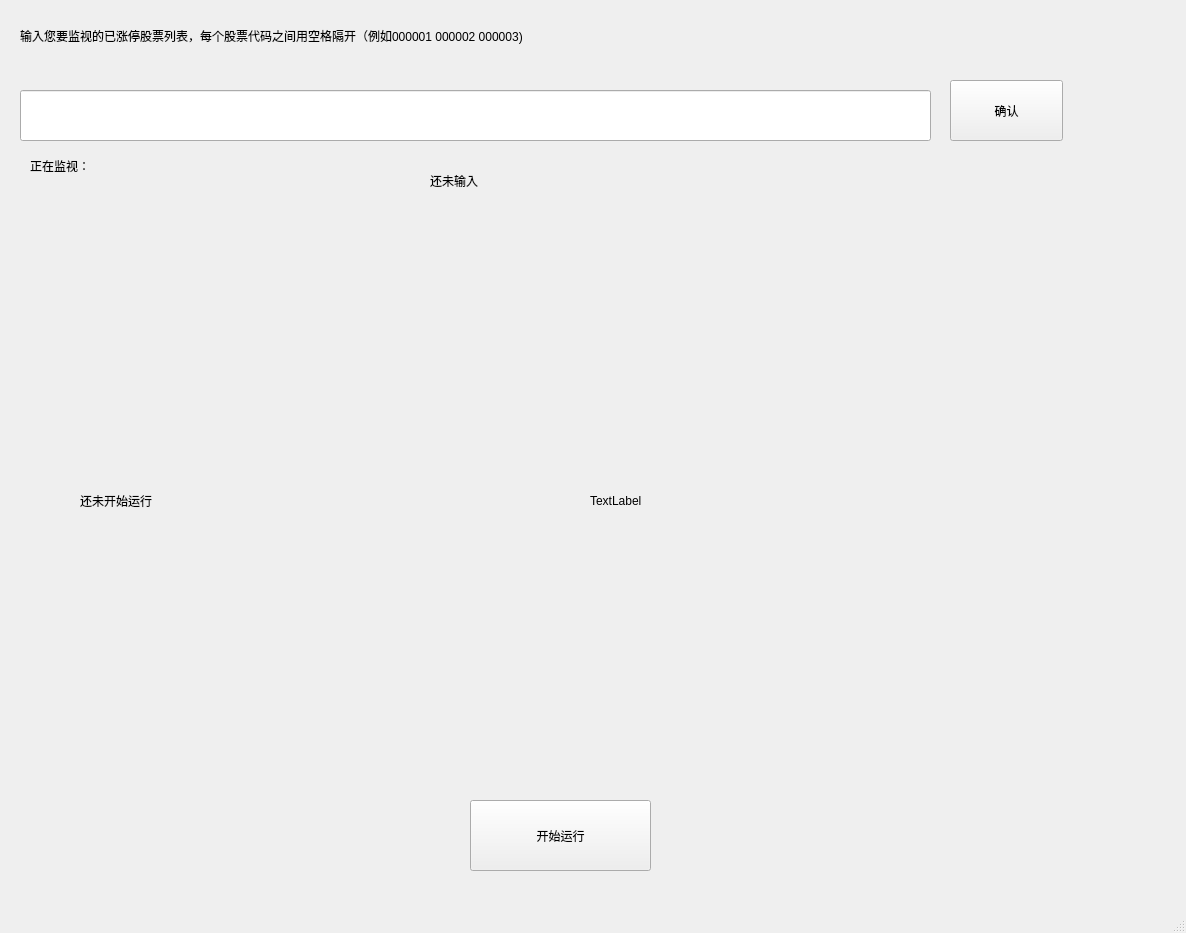
pleiadesian/IdaoWatcher, file IdaoWatcher/watch_limit_main.ui: the form before one commit.
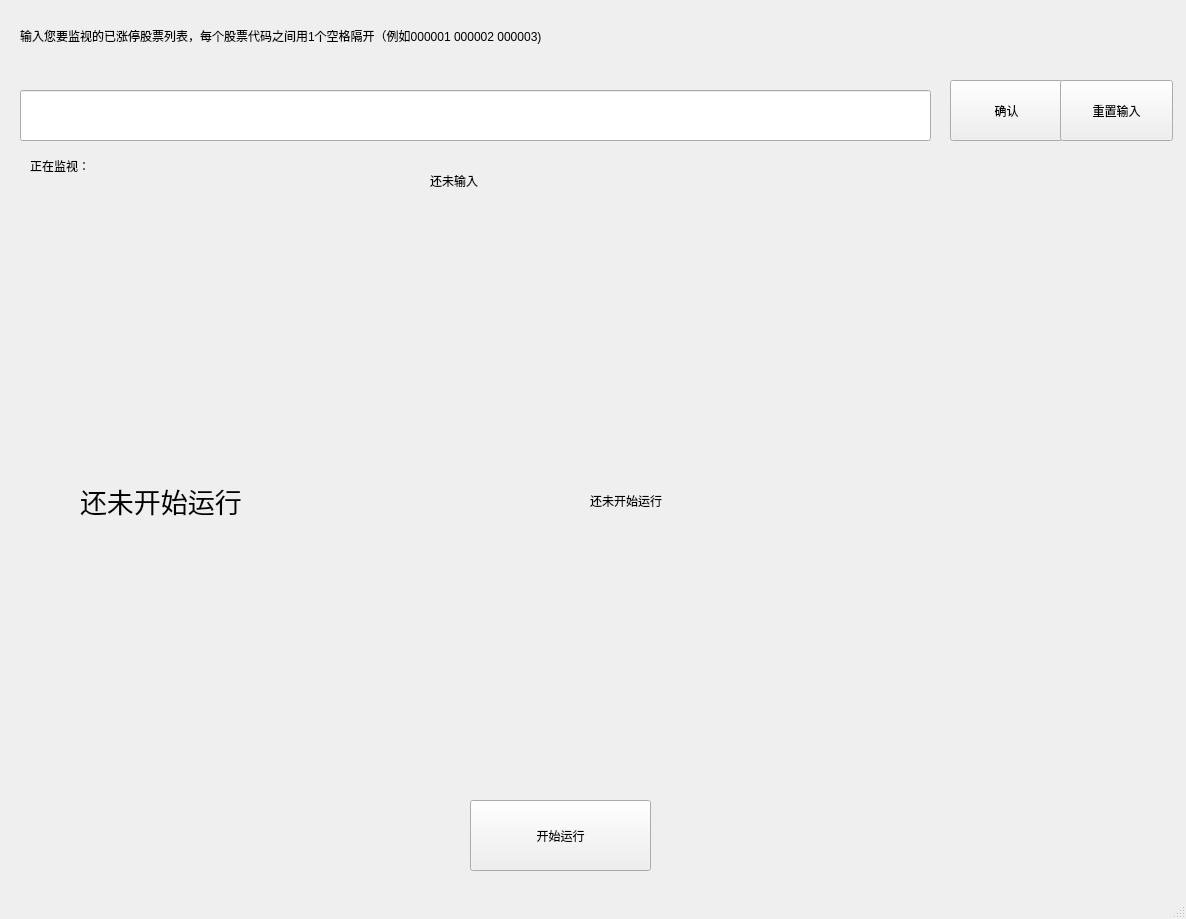
The form after the commit.

Patch:
```diff
--- a/IdaoWatcher/watch_limit_main.ui
+++ b/IdaoWatcher/watch_limit_main.ui
@@ -7,7 +7,7 @@
     <x>0</x>
     <y>0</y>
     <width>1186</width>
-    <height>933</height>
+    <height>919</height>
    </rect>
   </property>
   <property name="windowTitle">
@@ -23,6 +23,11 @@
       <height>581</height>
      </rect>
     </property>
+    <property name="font">
+     <font>
+      <pointsize>20</pointsize>
+     </font>
+    </property>
     <property name="text">
      <string>还未开始运行</string>
     </property>
@@ -60,7 +65,7 @@
      </rect>
     </property>
     <property name="text">
-     <string>输入您要监视的已涨停股票列表，每个股票代码之间用空格隔开（例如000001 000002 000003)</string>
+     <string>输入您要监视的已涨停股票列表，每个股票代码之间用1个空格隔开（例如000001 000002 000003)</string>
     </property>
    </widget>
    <widget class="QLabel" name="label_3">
@@ -81,13 +86,16 @@
      <rect>
       <x>430</x>
       <y>140</y>
-      <width>671</width>
+      <width>731</width>
       <height>81</height>
      </rect>
     </property>
     <property name="text">
      <string>还未输入</string>
     </property>
+    <property name="wordWrap">
+     <bool>true</bool>
+    </property>
    </widget>
    <widget class="QPushButton" name="pushButton_2">
     <property name="geometry">
@@ -112,7 +120,20 @@
      </rect>
     </property>
     <property name="text">
-     <string>TextLabel</string>
+     <string>还未开始运行</string>
+    </property>
+   </widget>
+   <widget class="QPushButton" name="pushButton_3">
+    <property name="geometry">
+     <rect>
+      <x>1060</x>
+      <y>80</y>
+      <width>113</width>
+      <height>61</height>
+     </rect>
+    </property>
+    <property name="text">
+     <string>重置输入</string>
     </property>
    </widget>
   </widget>
```
Left out of the diff: 25 changed lines with no effect on the pictures.
